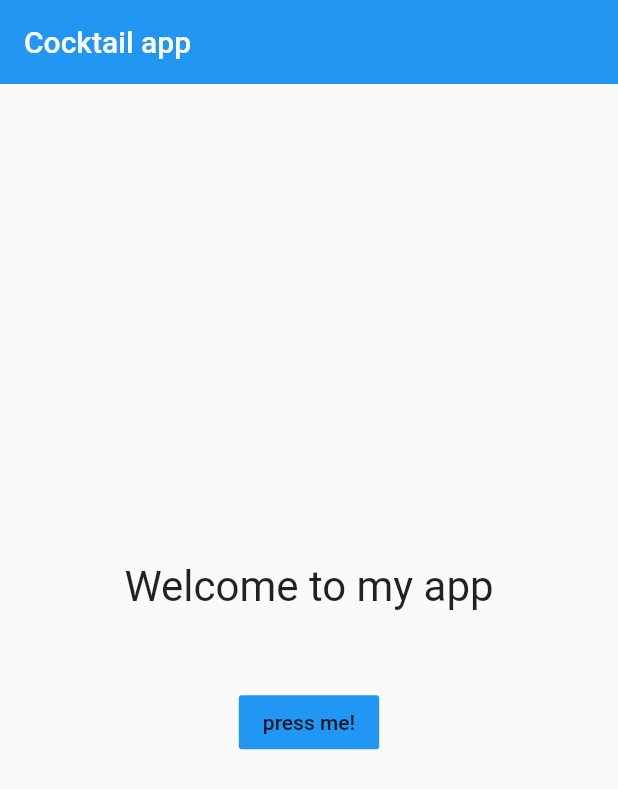
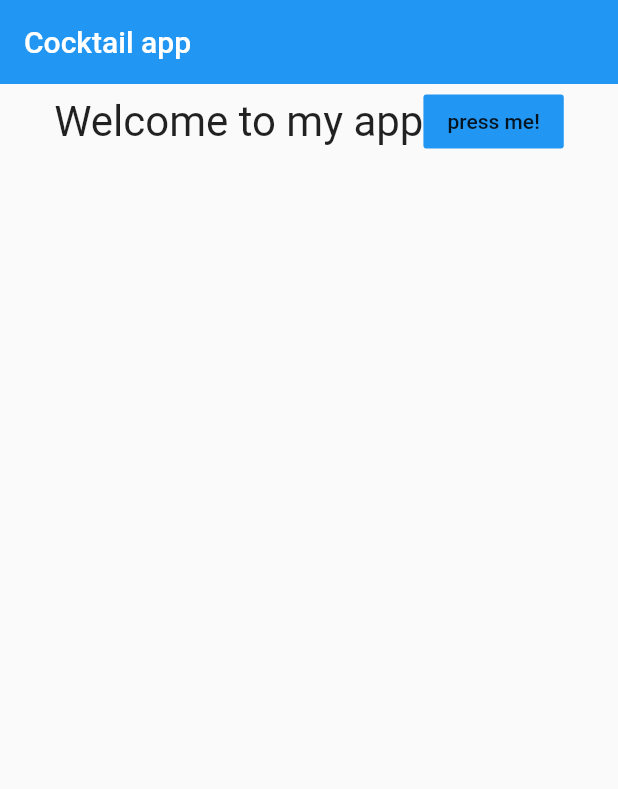
Before and after one commit to RohitKumar9935459794/first_try_flutter, a Flutter app: the screen it shows after launch, on a phone screen of 412 x 824 dp. Shown: the top 789 px of the screen. Run offline on Flutter 3.47's test engine with Material 2 defaults, Android fonts, the phone set to English and light mode, and no system bars; missing offline and left inert: dart:html.

Commit message:
try flutter

```diff
--- a/lib/homepage.dart
+++ b/lib/homepage.dart
@@ -19,6 +19,9 @@ class _HomePageState extends State<HomePage> {
       ),
       body: Center(
         child: Column(
+          children: <Widget>[
+
+            Row(
               mainAxisAlignment: MainAxisAlignment.center,
               children: <Widget>[
                 Text(
@@ -39,6 +42,8 @@ class _HomePageState extends State<HomePage> {
                 )
               ],
             ),
+          ],
+        ),
       ),
     );
   }
```
Lines whose indentation alone changed are shown as unchanged.
